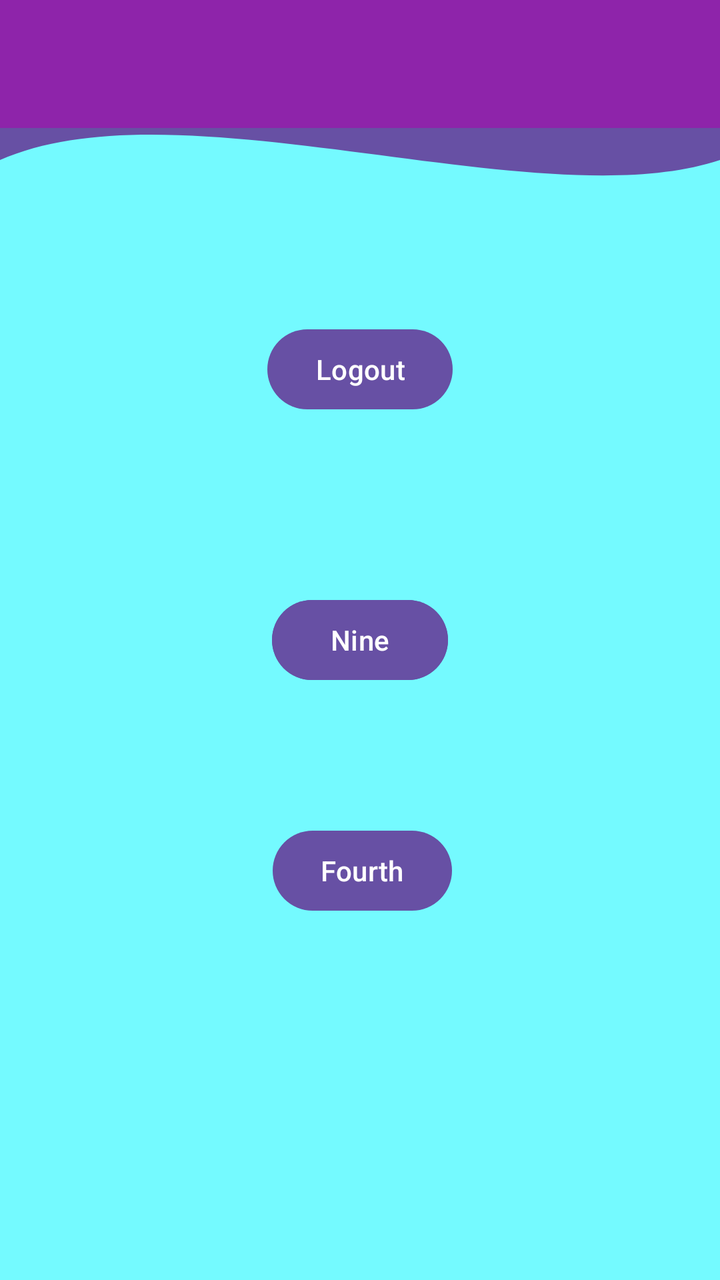
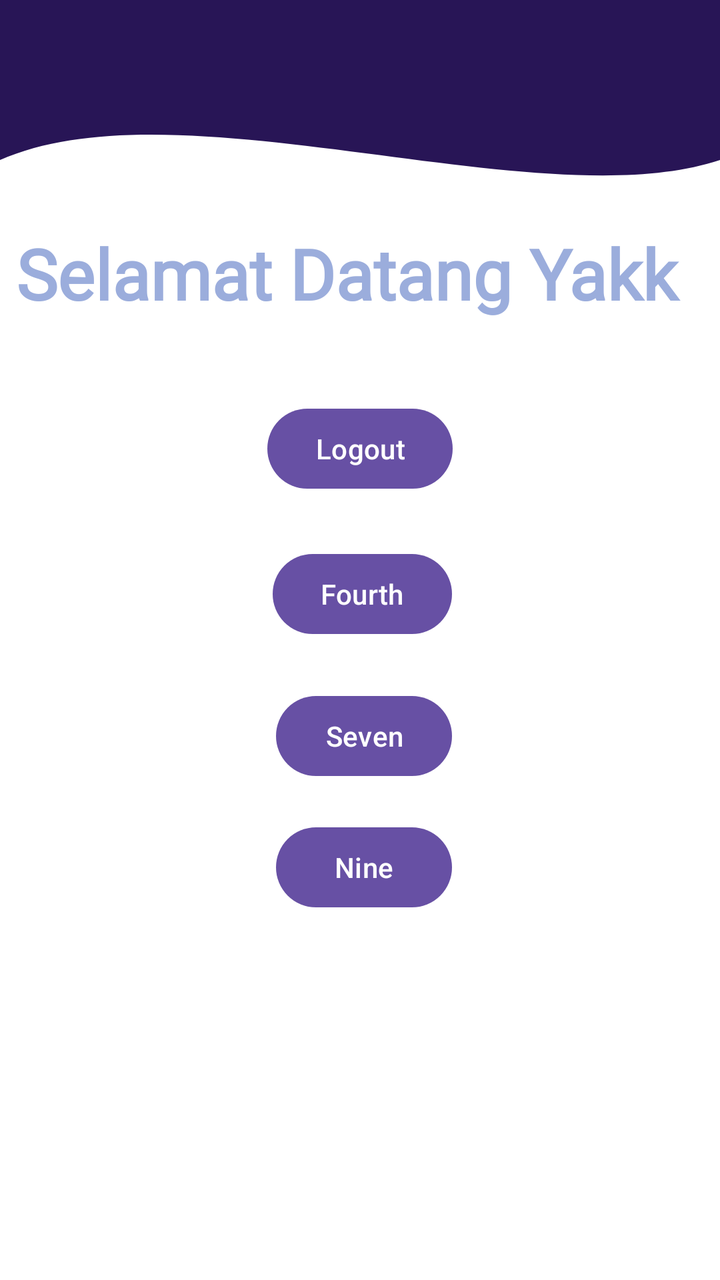

An Android layout rendered at two revisions. The XML below is the earlier revision; the diff shows what the commit changed to produce the second picture.
<!-- AndroidManifest.xml: application theme Theme.NabeeyAps -->
<!-- res/layout/fragment_home.xml -->
<?xml version="1.0" encoding="utf-8"?>
<androidx.constraintlayout.widget.ConstraintLayout xmlns:android="http://schemas.android.com/apk/res/android"
    xmlns:tools="http://schemas.android.com/tools"
    android:layout_width="match_parent"
    android:layout_height="match_parent"
    xmlns:app="http://schemas.android.com/apk/res-auto"
    android:background="#74FAFF"
    tools:context=".Home.HomeFragment">

    <View
        android:id="@+id/background_header"
        android:layout_width="0dp"
        android:layout_height="200dp"
        android:background="@drawable/bg_header_wave"
        app:layout_constraintStart_toStartOf="parent"
        app:layout_constraintEnd_toEndOf="parent"
        app:layout_constraintTop_toTopOf="parent"/>

    <androidx.appcompat.widget.Toolbar
        android:id="@+id/toolbar"
        android:layout_width="match_parent"
        android:layout_height="?attr/actionBarSize"
        android:background="#8E24AA" />

    
    <Button
        android:id="@+id/btnToFourth"
        android:layout_width="wrap_content"
        android:layout_height="wrap_content"
        android:text="Fourth"
        app:layout_constraintBottom_toBottomOf="parent"
        app:layout_constraintEnd_toEndOf="parent"
        app:layout_constraintHorizontal_bias="0.504"
        app:layout_constraintStart_toStartOf="parent"
        app:layout_constraintTop_toTopOf="parent"
        app:layout_constraintVertical_bias="0.695" />

    <Button
        android:id="@+id/btnToSeventh"
        android:layout_width="wrap_content"
        android:layout_height="wrap_content"
        android:text="Seven"
        app:layout_constraintBottom_toBottomOf="parent"
        app:layout_constraintEnd_toEndOf="parent"
        app:layout_constraintStart_toStartOf="parent"
        app:layout_constraintTop_toTopOf="parent" />

    <Button
        android:id="@+id/btnToNinth"
        android:layout_width="wrap_content"
        android:layout_height="wrap_content"
        android:text="Nine"
        app:layout_constraintBottom_toBottomOf="parent"
        app:layout_constraintEnd_toEndOf="parent"
        app:layout_constraintStart_toStartOf="parent"
        app:layout_constraintTop_toTopOf="parent" />

    <Button
        android:id="@+id/btnLogout"
        android:layout_width="wrap_content"
        android:layout_height="wrap_content"
        android:text="Logout"
        app:layout_constraintBottom_toTopOf="@+id/btnToFourth"
        app:layout_constraintEnd_toEndOf="parent"
        app:layout_constraintStart_toStartOf="parent"
        app:layout_constraintTop_toTopOf="parent"
        app:layout_constraintVertical_bias="0.442" />


</androidx.constraintlayout.widget.ConstraintLayout>
<!-- resources referenced by this layout -->
<resources>
  <!-- drawable bg_header_wave (drawable) -->
  <?xml version="1.0" encoding="utf-8"?>
  <vector xmlns:android="http://schemas.android.com/apk/res/android"
      android:width="100dp"
      android:height="100dp"
      android:viewportWidth="100"
      android:viewportHeight="100">
  
      <path
          android:fillColor="?attr/colorPrimary"
          android:pathData="
              M0,0
              L100,0
              L100,40
              C 75,55
                25,20
                0,40
              Z" />
  </vector>
  <style name="Theme.NabeeyAps" parent="Base.Theme.NabeeyAps" />
  <style name="Base.Theme.NabeeyAps" parent="Theme.Material3.DayNight.NoActionBar">
          
          
      </style>
</resources>

<!-- the commit's change to res/layout/fragment_home.xml (unified diff, before → after) -->
@@ -4,7 +4,7 @@
     android:layout_width="match_parent"
     android:layout_height="match_parent"
     xmlns:app="http://schemas.android.com/apk/res-auto"
-    android:background="#74FAFF"
+    android:background="@color/white"
     tools:context=".Home.HomeFragment">
 
     <View
@@ -20,9 +20,11 @@
         android:id="@+id/toolbar"
         android:layout_width="match_parent"
         android:layout_height="?attr/actionBarSize"
-        android:background="#8E24AA" />
+        android:background="#281556"
+        app:titleTextColor="@color/white"/>
 
     
+
     <Button
         android:id="@+id/btnToFourth"
         android:layout_width="wrap_content"
@@ -33,7 +35,7 @@
         app:layout_constraintHorizontal_bias="0.504"
         app:layout_constraintStart_toStartOf="parent"
         app:layout_constraintTop_toTopOf="parent"
-        app:layout_constraintVertical_bias="0.695" />
+        app:layout_constraintVertical_bias="0.461" />
 
     <Button
         android:id="@+id/btnToSeventh"
@@ -42,8 +44,10 @@
         android:text="Seven"
         app:layout_constraintBottom_toBottomOf="parent"
         app:layout_constraintEnd_toEndOf="parent"
+        app:layout_constraintHorizontal_bias="0.507"
         app:layout_constraintStart_toStartOf="parent"
-        app:layout_constraintTop_toTopOf="parent" />
+        app:layout_constraintTop_toTopOf="parent"
+        app:layout_constraintVertical_bias="0.581" />
 
     <Button
         android:id="@+id/btnToNinth"
@@ -52,8 +56,10 @@
         android:text="Nine"
         app:layout_constraintBottom_toBottomOf="parent"
         app:layout_constraintEnd_toEndOf="parent"
+        app:layout_constraintHorizontal_bias="0.507"
         app:layout_constraintStart_toStartOf="parent"
-        app:layout_constraintTop_toTopOf="parent" />
+        app:layout_constraintTop_toTopOf="parent"
+        app:layout_constraintVertical_bias="0.692" />
 
     <Button
         android:id="@+id/btnLogout"
@@ -64,7 +70,23 @@
         app:layout_constraintEnd_toEndOf="parent"
         app:layout_constraintStart_toStartOf="parent"
         app:layout_constraintTop_toTopOf="parent"
-        app:layout_constraintVertical_bias="0.442" />
+        app:layout_constraintVertical_bias="0.891" />
+
+    <TextView
+        android:id="@+id/textView"
+        android:layout_width="352dp"
+        android:layout_height="59dp"
+        android:fontFamily="@font/resolid_serif"
+        android:text="Selamat Datang Yakk"
+        android:textColor="#9BADDC"
+        android:textSize="35dp"
+        android:textStyle="bold"
+        app:layout_constraintBottom_toTopOf="@+id/btnLogout"
+        app:layout_constraintEnd_toEndOf="parent"
+        app:layout_constraintHorizontal_bias="1.0"
+        app:layout_constraintStart_toStartOf="parent"
+        app:layout_constraintTop_toTopOf="@+id/background_header"
+        app:layout_constraintVertical_bias="0.802" />
 
 
 </androidx.constraintlayout.widget.ConstraintLayout>
<!-- resource entries referenced after the edit -->
@@ -1,5 +1,6 @@
 <!-- resources referenced by this layout -->
 <resources>
+  <color name="white">#FFFFFFFF</color>
   <!-- drawable bg_header_wave (drawable) -->
   <?xml version="1.0" encoding="utf-8"?>
   <vector xmlns:android="http://schemas.android.com/apk/res/android"
@@ -9,7 +10,7 @@
       android:viewportHeight="100">
   
       <path
-          android:fillColor="?attr/colorPrimary"
+          android:fillColor="#281556"
           android:pathData="
               M0,0
               L100,0
